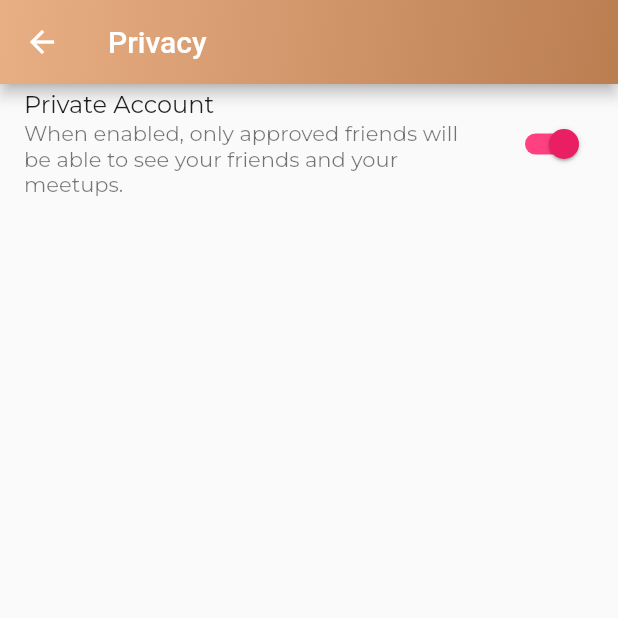
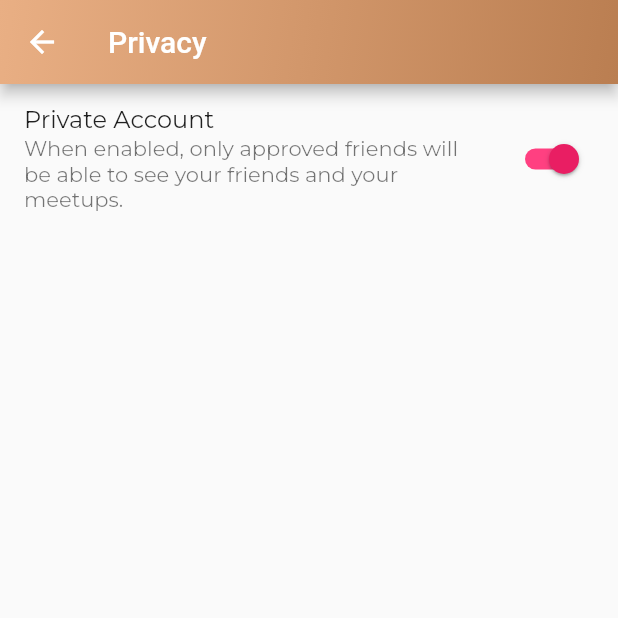
Before and after one commit to ardacebi/bloodhound, a Flutter app: the SettingsItemPrivacy screen opened directly, on a phone screen of 412 x 824 dp, the top half of it. Run offline on Flutter 3.47's test engine with Material 2 defaults, Android fonts, the phone set to English and light mode, and no system bars; our stand-ins replace camera, file_picker, google_fonts, shared_preferences; missing offline and left inert: flutter_clean_calendar, image_crop, rounded_letter; accounts and stored records are empty; network calls fail.

Commit message:
add padding to lists on settings

```diff
--- a/lib/settings/item_privacy.dart
+++ b/lib/settings/item_privacy.dart
@@ -27,7 +27,9 @@ class _SettingsItemPrivacyState extends State<SettingsItemPrivacy> {
         children: ListTile.divideTiles(
           context: context,
           tiles: [
-            ListTile(
+            Padding(
+              padding: new EdgeInsets.only(top:10.0),
+              child:ListTile(
               trailing: new Switch(
                   value: true,
                   activeColor: Colors.pink,
@@ -39,7 +41,7 @@ class _SettingsItemPrivacyState extends State<SettingsItemPrivacy> {
               subtitle: Text('When enabled, only approved friends will be able to see your friends and your meetups.'),
               onTap: () {},
             ),
-
+            ),
           ],
         ).toList(),
       ),
--- a/lib/settings/item_security.dart
+++ b/lib/settings/item_security.dart
@@ -26,13 +26,15 @@ class _SettingsItemSecurityState extends State<SettingsItemSecurity> {
         children: ListTile.divideTiles(
           context: context,
           tiles: [
-            ListTile(
+            Padding(
+            padding: new EdgeInsets.only(top:10.0),
+              child: ListTile(
               title: Text('Lockdown Mode'),
               subtitle: Text("If you think your account is in danger or just want to keep it secure, you can disable other devices' access to your account."),
               onTap: () {},
               trailing: Icon(Icons.keyboard_arrow_right),
             ),
-
+            ),
           ],
         ).toList(),
       ),
```
